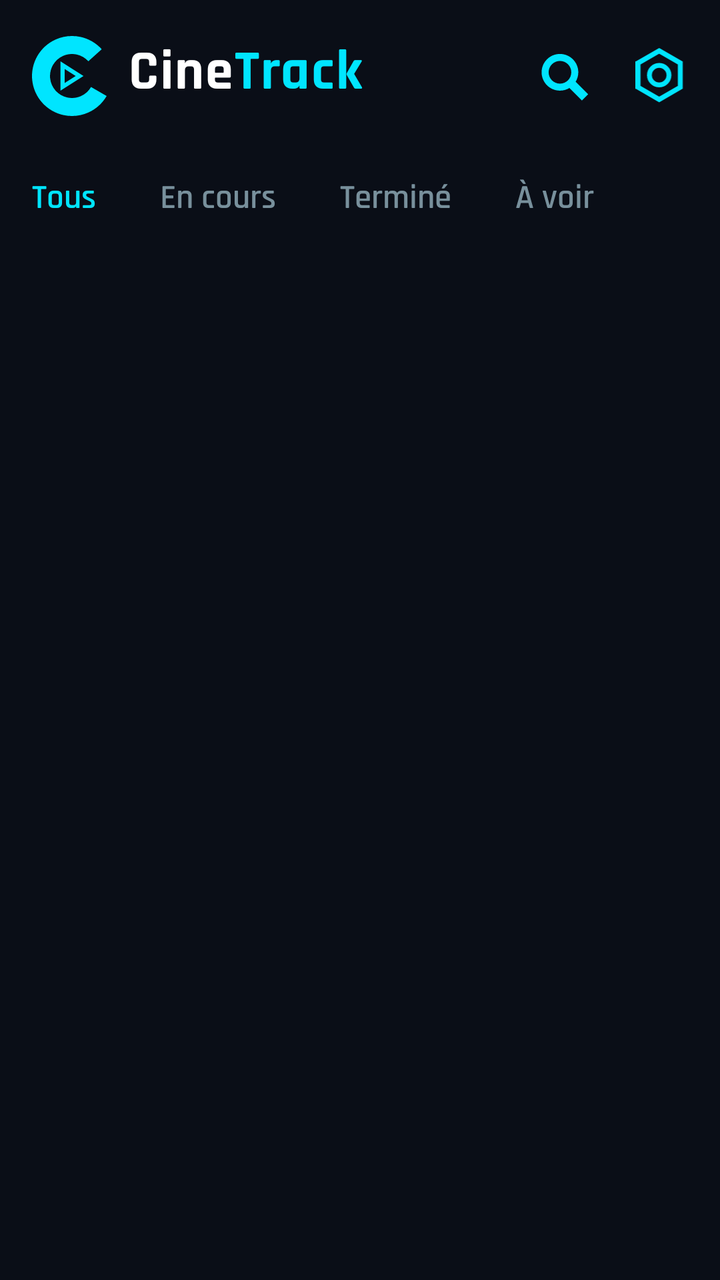
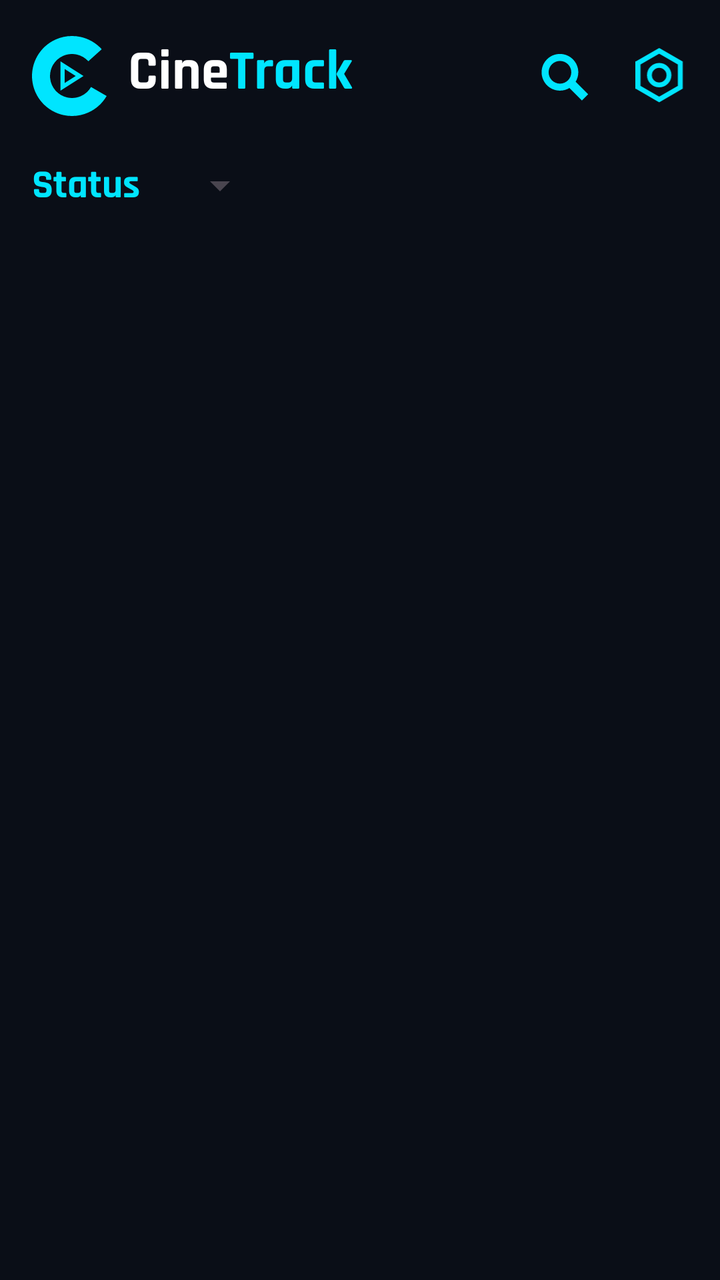

The first picture is an Android layout as it rendered before a commit; the second is the same layout after the commit. The layout source and the unified diff follow.
<!-- AndroidManifest.xml: application theme Theme.CineTrack -->
<!-- res/layout/activity_main.xml -->
<?xml version="1.0" encoding="utf-8"?>
<androidx.constraintlayout.widget.ConstraintLayout xmlns:android="http://schemas.android.com/apk/res/android"
    xmlns:app="http://schemas.android.com/apk/res-auto"
    android:layout_width="match_parent"
    android:layout_height="match_parent"
    android:background="@color/black">

    
    <androidx.constraintlayout.widget.ConstraintLayout
        android:id="@+id/header_layout"
        android:layout_width="match_parent"
        android:layout_height="wrap_content"
        android:paddingHorizontal="16dp"
        android:paddingTop="18dp"
        android:paddingBottom="10dp"
        app:layout_constraintTop_toTopOf="parent">

        
        <LinearLayout
            android:id="@+id/ll_app_name"
            android:layout_width="wrap_content"
            android:layout_height="wrap_content"
            android:orientation="horizontal"
            app:layout_constraintStart_toStartOf="parent"
            app:layout_constraintTop_toTopOf="parent">

            <ImageView
                android:id="@+id/iv_logo"
                android:layout_width="40dp"
                android:layout_height="40dp"
                android:src="@drawable/logo"
                android:scaleType="fitCenter"
                android:contentDescription="@string/app_name" />

            <LinearLayout
                android:layout_width="wrap_content"
                android:layout_height="wrap_content"
                android:layout_marginStart="8dp"
                android:orientation="horizontal"
                android:gravity="center_vertical">

                <TextView
                    android:id="@+id/tv_cine"
                    android:layout_width="wrap_content"
                    android:layout_height="wrap_content"
                    android:text="@string/app_name_S1"
                    android:fontFamily="@font/rajdhani_bold"
                    android:textColor="@color/white"
                    android:textSize="28sp"
                    android:letterSpacing="0.02" />

                <TextView
                    android:id="@+id/tv_track"
                    android:layout_width="wrap_content"
                    android:layout_height="wrap_content"
                    android:text="@string/app_name_S2"
                    android:fontFamily="@font/rajdhani_bold"
                    android:textColor="@color/bleu"
                    android:textSize="28sp"
                    android:letterSpacing="0.02" />
            </LinearLayout>
        </LinearLayout>

        
        <ImageView
            android:id="@+id/btn_search"
            android:layout_width="28dp"
            android:layout_height="28dp"
            android:src="@drawable/ic_search"
            android:contentDescription="Rechercher"
            app:layout_constraintEnd_toStartOf="@id/btn_settings"
            app:layout_constraintTop_toTopOf="parent"
            app:layout_constraintBottom_toBottomOf="parent"
            android:layout_marginEnd="20dp" />

        <ImageView
            android:id="@+id/btn_settings"
            android:layout_width="28dp"
            android:layout_height="28dp"
            android:src="@drawable/ic_settings"
            android:contentDescription="Paramètres"
            app:layout_constraintEnd_toEndOf="parent"
            app:layout_constraintTop_toTopOf="parent"
            app:layout_constraintBottom_toBottomOf="parent" />

    </androidx.constraintlayout.widget.ConstraintLayout>

    
    <HorizontalScrollView
        android:id="@+id/filter_scroll"
        android:layout_width="match_parent"
        android:layout_height="wrap_content"
        android:scrollbars="none"
        android:paddingHorizontal="16dp"
        app:layout_constraintTop_toBottomOf="@id/header_layout"
        android:layout_marginTop="20dp">

        <LinearLayout
            android:id="@+id/filter_layout"
            android:layout_width="wrap_content"
            android:layout_height="wrap_content"
            android:orientation="horizontal"
            android:paddingBottom="8dp">

            <TextView
                android:id="@+id/filter_tous"
                android:layout_width="wrap_content"
                android:layout_height="wrap_content"
                android:text="Tous"
                android:textSize="17sp"
                android:fontFamily="@font/rajdhani_semibold"
                android:textColor="@color/bleu"
                android:layout_marginEnd="32dp" />

            <TextView
                android:id="@+id/filter_encours"
                android:layout_width="wrap_content"
                android:layout_height="wrap_content"
                android:text="En cours"
                android:textSize="17sp"
                android:fontFamily="@font/rajdhani_semibold"
                android:textColor="@color/gray"
                android:layout_marginEnd="32dp" />

            <TextView
                android:id="@+id/filter_termine"
                android:layout_width="wrap_content"
                android:layout_height="wrap_content"
                android:text="Terminé"
                android:textSize="17sp"
                android:fontFamily="@font/rajdhani_semibold"
                android:textColor="@color/gray"
                android:layout_marginEnd="32dp" />

            <TextView
                android:id="@+id/filter_avoir"
                android:layout_width="wrap_content"
                android:layout_height="wrap_content"
                android:text="À voir"
                android:textSize="17sp"
                android:fontFamily="@font/rajdhani_semibold"
                android:textColor="@color/gray" />

        </LinearLayout>
    </HorizontalScrollView>

    
    <androidx.recyclerview.widget.RecyclerView
        android:id="@+id/rv_series"
        android:layout_width="match_parent"
        android:layout_height="0dp"
        android:paddingHorizontal="8dp"
        android:clipToPadding="false"
        android:paddingBottom="16dp"
        app:layout_constraintTop_toBottomOf="@id/filter_scroll"
        app:layout_constraintBottom_toBottomOf="parent"
        app:layoutManager="androidx.recyclerview.widget.GridLayoutManager"
        app:spanCount="2" />

    
    <TextView
        android:id="@+id/tv_empty_state"
        android:layout_width="0dp"
        android:layout_height="wrap_content"
        android:layout_marginHorizontal="20dp"
        android:gravity="center"
        android:text="Aucune série n'a été ajoutée pour le moment.\nAjoutez une nouvelle série à partir de la recherche."
        android:textColor="@color/gray"
        android:textSize="15sp"
        android:lineSpacingExtra="6dp"
        android:visibility="gone"
        app:layout_constraintTop_toBottomOf="@id/filter_scroll"
        app:layout_constraintBottom_toBottomOf="parent"
        app:layout_constraintStart_toStartOf="parent"
        app:layout_constraintEnd_toEndOf="parent" />

</androidx.constraintlayout.widget.ConstraintLayout>
<!-- resources referenced by this layout -->
<resources>
  <color name="black">#0A0E17</color>
  <color name="bleu">#00E5FF</color>
  <color name="gray">#78909C</color>
  <color name="white">#FFFFFF</color>
  <!-- drawable ic_search (drawable) -->
  <vector xmlns:android="http://schemas.android.com/apk/res/android"
      android:width="24dp"
      android:height="24dp"
      android:viewportWidth="24"
      android:viewportHeight="24">
    <path
        android:pathData="M22.329,19.825L16.985,14.48C17.731,13.256 18.126,11.849 18.128,10.415C18.128,6.07 14.608,2.551 10.266,2.549C5.924,2.549 2.403,6.069 2.403,10.413C2.403,14.755 5.923,18.273 10.266,18.273C11.756,18.273 13.146,17.851 14.333,17.132L19.678,22.477L22.329,19.824V19.825ZM5.402,10.414C5.404,9.124 5.917,7.888 6.828,6.976C7.74,6.065 8.976,5.551 10.265,5.549C11.555,5.551 12.791,6.064 13.702,6.976C14.614,7.888 15.127,9.124 15.128,10.413C15.126,11.702 14.613,12.938 13.702,13.849C12.791,14.761 11.555,15.274 10.266,15.276C8.977,15.274 7.741,14.76 6.83,13.849C5.918,12.937 5.405,11.701 5.403,10.412L5.402,10.414Z"
        android:fillColor="#00E5FF"/>
  </vector>
  <!-- drawable ic_settings (drawable) -->
  <vector xmlns:android="http://schemas.android.com/apk/res/android"
      android:width="20dp"
      android:height="23dp"
      android:viewportWidth="20"
      android:viewportHeight="23">
    <path
        android:pathData="M9.66,1.155L18.32,6.155V16.155L9.66,21.155L1,16.155V6.155L9.66,1.155Z"
        android:strokeWidth="2"
        android:fillColor="#00000000"
        android:strokeColor="#00E5FF"
        android:strokeLineCap="square"/>
    <path
        android:pathData="M13.66,11.155C13.66,12.216 13.238,13.233 12.488,13.983C11.738,14.733 10.721,15.155 9.66,15.155C8.599,15.155 7.582,14.733 6.832,13.983C6.081,13.233 5.66,12.216 5.66,11.155C5.66,10.094 6.081,9.076 6.832,8.326C7.582,7.576 8.599,7.155 9.66,7.155C10.721,7.155 11.738,7.576 12.488,8.326C13.238,9.076 13.66,10.094 13.66,11.155Z"
        android:strokeWidth="2"
        android:fillColor="#00000000"
        android:strokeColor="#00E5FF"
        android:strokeLineCap="square"/>
  </vector>
  <!-- drawable logo (drawable) -->
  <vector xmlns:android="http://schemas.android.com/apk/res/android"
      android:width="318dp"
      android:height="318dp"
      android:viewportWidth="318"
      android:viewportHeight="318">
    <path
        android:pathData="M296.7,238.5C279.91,267.58 254.35,290.6 223.67,304.25C193,317.91 158.79,321.51 125.94,314.53C93.1,307.54 63.31,290.35 40.84,265.39C18.37,240.44 4.38,209.01 0.87,175.62C-2.64,142.23 4.51,108.58 21.3,79.5C38.09,50.42 63.65,27.4 94.33,13.75C125,0.09 159.21,-3.51 192.06,3.47C224.9,10.46 254.69,27.66 277.16,52.61L223.99,100.49C211.63,86.76 195.25,77.3 177.18,73.46C159.12,69.62 140.3,71.6 123.43,79.11C106.56,86.62 92.5,99.28 83.27,115.28C74.03,131.27 70.1,149.77 72.03,168.14C73.96,186.51 81.65,203.79 94.01,217.52C106.37,231.24 122.75,240.7 140.82,244.54C158.88,248.38 177.7,246.4 194.57,238.89C211.44,231.38 225.5,218.72 234.73,202.73L296.7,238.5Z"
        android:fillColor="#00E5FF"/>
    <path
        android:pathData="M129.83,131L173.75,159L129.83,187V131ZM113.17,100.67V217.33L204.83,159"
        android:fillColor="#00E5FF"/>
  </vector>
  <string name="app_name">CineTrack</string>
  <string name="app_name_S1">Cine</string>
  <string name="app_name_S2">Track</string>
  <style name="Theme.CineTrack" parent="Base.Theme.CineTrack" />
  <style name="Base.Theme.CineTrack" parent="Theme.Material3.DayNight.NoActionBar">
          
          
          <item name="android:fontFamily">@font/rajdhani_regular</item>
      </style>
</resources>

<!-- the commit's change to res/layout/activity_main.xml (unified diff, before → after) -->
@@ -15,7 +15,6 @@
         android:paddingBottom="10dp"
         app:layout_constraintTop_toTopOf="parent">
 
-        
         <LinearLayout
             android:id="@+id/ll_app_name"
             android:layout_width="wrap_content"
@@ -40,28 +39,23 @@
                 android:gravity="center_vertical">
 
                 <TextView
-                    android:id="@+id/tv_cine"
                     android:layout_width="wrap_content"
                     android:layout_height="wrap_content"
                     android:text="@string/app_name_S1"
                     android:fontFamily="@font/rajdhani_bold"
                     android:textColor="@color/white"
-                    android:textSize="28sp"
-                    android:letterSpacing="0.02" />
+                    android:textSize="28sp" />
 
                 <TextView
-                    android:id="@+id/tv_track"
                     android:layout_width="wrap_content"
                     android:layout_height="wrap_content"
                     android:text="@string/app_name_S2"
                     android:fontFamily="@font/rajdhani_bold"
                     android:textColor="@color/bleu"
-                    android:textSize="28sp"
-                    android:letterSpacing="0.02" />
+                    android:textSize="28sp" />
             </LinearLayout>
         </LinearLayout>
 
-        
         <ImageView
             android:id="@+id/btn_search"
             android:layout_width="28dp"
@@ -86,63 +80,31 @@
     </androidx.constraintlayout.widget.ConstraintLayout>
 
     
-    <HorizontalScrollView
-        android:id="@+id/filter_scroll"
+    <LinearLayout
+        android:id="@+id/filter_layout"
         android:layout_width="match_parent"
         android:layout_height="wrap_content"
-        android:scrollbars="none"
+        android:orientation="horizontal"
+        android:gravity="center_vertical"
         android:paddingHorizontal="16dp"
-        app:layout_constraintTop_toBottomOf="@id/header_layout"
-        android:layout_marginTop="20dp">
+        android:paddingVertical="12dp"
+        app:layout_constraintTop_toBottomOf="@id/header_layout">
 
-        <LinearLayout
-            android:id="@+id/filter_layout"
+        <TextView
             android:layout_width="wrap_content"
             android:layout_height="wrap_content"
-            android:orientation="horizontal"
-            android:paddingBottom="8dp">
+            android:text="Status"
+            android:textColor="@color/bleu"
+            android:textSize="20sp"
+            android:fontFamily="@font/rajdhani_bold"
+            android:layout_marginEnd="16dp" />
 
-            <TextView
-                android:id="@+id/filter_tous"
-                android:layout_width="wrap_content"
-                android:layout_height="wrap_content"
-                android:text="Tous"
-                android:textSize="17sp"
-                android:fontFamily="@font/rajdhani_semibold"
-                android:textColor="@color/bleu"
-                android:layout_marginEnd="32dp" />
+        <Spinner
+            android:id="@+id/spinner_filter"
+            android:layout_width="wrap_content"
+            android:layout_height="wrap_content" />
 
-            <TextView
-                android:id="@+id/filter_encours"
-                android:layout_width="wrap_content"
-                android:layout_height="wrap_content"
-                android:text="En cours"
-                android:textSize="17sp"
-                android:fontFamily="@font/rajdhani_semibold"
-                android:textColor="@color/gray"
-                android:layout_marginEnd="32dp" />
-
-            <TextView
-                android:id="@+id/filter_termine"
-                android:layout_width="wrap_content"
-                android:layout_height="wrap_content"
-                android:text="Terminé"
-                android:textSize="17sp"
-                android:fontFamily="@font/rajdhani_semibold"
-                android:textColor="@color/gray"
-                android:layout_marginEnd="32dp" />
-
-            <TextView
-                android:id="@+id/filter_avoir"
-                android:layout_width="wrap_content"
-                android:layout_height="wrap_content"
-                android:text="À voir"
-                android:textSize="17sp"
-                android:fontFamily="@font/rajdhani_semibold"
-                android:textColor="@color/gray" />
-
-        </LinearLayout>
-    </HorizontalScrollView>
+    </LinearLayout>
 
     
     <androidx.recyclerview.widget.RecyclerView
@@ -152,10 +114,8 @@
         android:paddingHorizontal="8dp"
         android:clipToPadding="false"
         android:paddingBottom="16dp"
-        app:layout_constraintTop_toBottomOf="@id/filter_scroll"
-        app:layout_constraintBottom_toBottomOf="parent"
-        app:layoutManager="androidx.recyclerview.widget.GridLayoutManager"
-        app:spanCount="2" />
+        app:layout_constraintTop_toBottomOf="@id/filter_layout"
+        app:layout_constraintBottom_toBottomOf="parent" />
 
     
     <TextView
@@ -166,10 +126,11 @@
         android:gravity="center"
         android:text="Aucune série n'a été ajoutée pour le moment.\nAjoutez une nouvelle série à partir de la recherche."
         android:textColor="@color/gray"
+        android:fontFamily="@font/rajdhani_regular"
         android:textSize="15sp"
         android:lineSpacingExtra="6dp"
         android:visibility="gone"
-        app:layout_constraintTop_toBottomOf="@id/filter_scroll"
+        app:layout_constraintTop_toBottomOf="@id/filter_layout"
         app:layout_constraintBottom_toBottomOf="parent"
         app:layout_constraintStart_toStartOf="parent"
         app:layout_constraintEnd_toEndOf="parent" />
